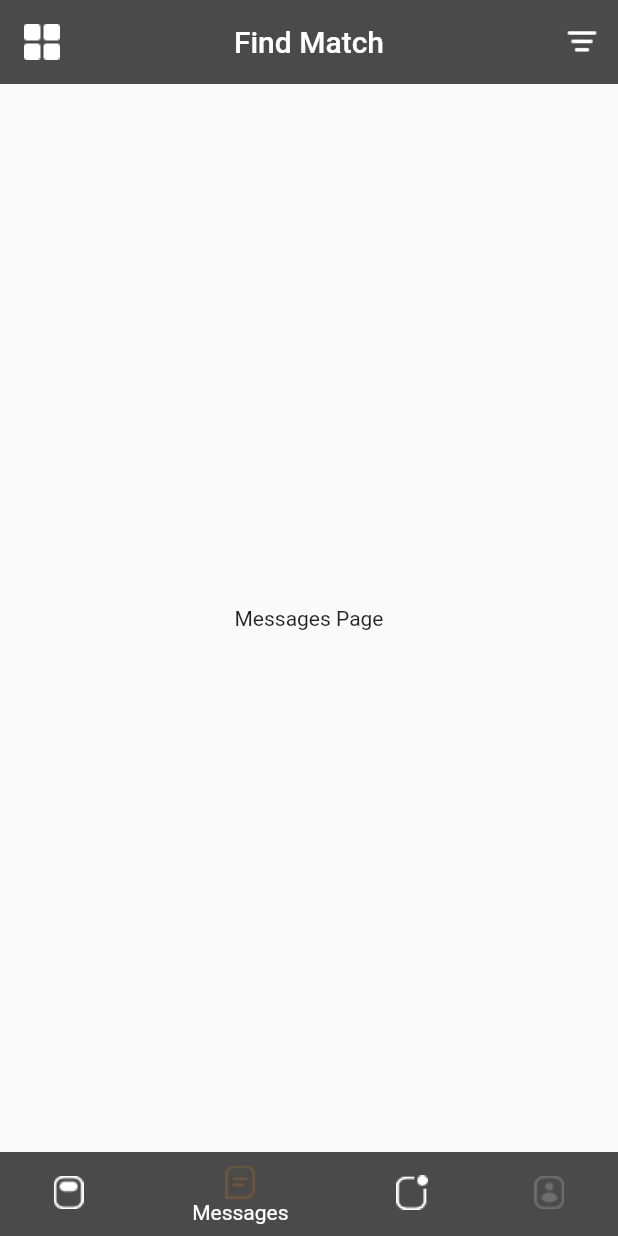
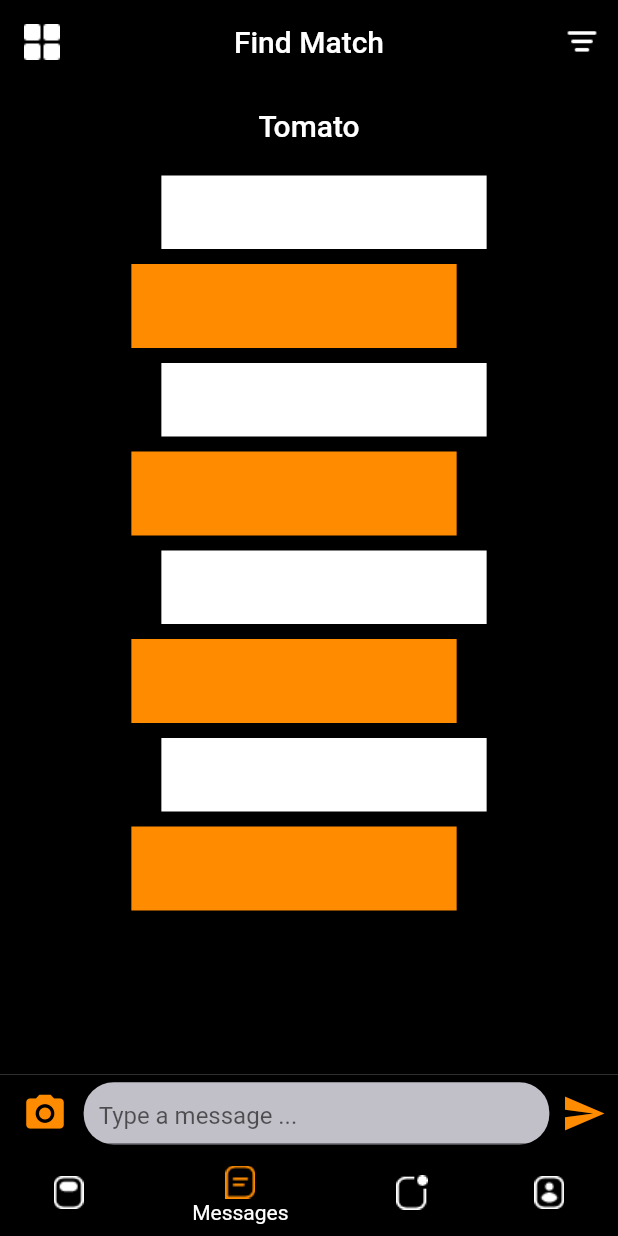
Before and after one commit to tinhpt38/tinder_clone_flutter2, a Flutter app: the screen it shows after launch, item 2 of the bottom bar chosen, on a phone screen of 412 x 824 dp. Run offline on Flutter 3.47's test engine with Material 2 defaults, Android fonts, the phone set to English and light mode, and no system bars; our stand-ins replace tcard.

Commit message:
fix màu thanh nav

```diff
--- a/lib/main.dart
+++ b/lib/main.dart
@@ -6,7 +6,7 @@ import 'package:tinder_clone_flutter2/values/app_color.dart';
 void main() {
   SystemChrome.setSystemUIOverlayStyle(SystemUiOverlayStyle(
     systemNavigationBarColor: AppColors.black, // navigation bar color
-    statusBarColor: AppColors.black, // status bar color
+    statusBarColor: AppColors.white, // status bar color
   ));
   runApp(MyApp());
 }
@@ -15,6 +15,7 @@ class MyApp extends StatelessWidget {
   // This widget is the root of your application.
   @override
   Widget build(BuildContext context) {
+
     return MaterialApp(
       title: 'Tinder',
       debugShowCheckedModeBanner: false,
--- a/lib/pages/home_page.dart
+++ b/lib/pages/home_page.dart
@@ -77,7 +77,6 @@ class _HomePageState extends State<HomePage> with TickerProviderStateMixin {
     "Thea",
     "John",
     "Jack",
-    "Cino"
   ];
 
   @override
--- a/lib/pages/message_page.dart
+++ b/lib/pages/message_page.dart
@@ -1,4 +1,6 @@
 import 'package:flutter/material.dart';
+import 'package:tinder_clone_flutter2/values/app_color.dart';
+import 'package:tinder_clone_flutter2/values/textstyle.dart';
 
 class MessagesPage extends StatefulWidget {
   @override
@@ -6,10 +8,122 @@ class MessagesPage extends StatefulWidget {
 }
 
 class _MessagesPageState extends State<MessagesPage> {
+  Widget friendMessage(String txt) {
+    return Padding(
+      padding: EdgeInsets.only(top: 5, bottom: 5, left: 20),
+      child: Container(
+        width: MediaQuery.of(context).size.width / 1.9,
+        color: AppColors.white,
+        child: Padding(
+          padding: EdgeInsets.only(top: 15, bottom: 15, left: 15),
+          child: Text(
+            txt,
+            style: TxtStyle.smallBlackText,
+          ),
+        ),
+      ),
+    );
+  }
+
+  Widget myMessage(String txt) {
+    return Padding(
+      padding: EdgeInsets.only(top: 5, bottom: 5, right: 20),
+      child: Container(
+        width: MediaQuery.of(context).size.width / 1.9,
+        color: AppColors.activeColor,
+        child: Padding(
+          padding: EdgeInsets.only(top: 15, bottom: 15, left: 15),
+          child: Text(
+            txt,
+            style: TxtStyle.smallWhiteText,
+          ),
+        ),
+      ),
+    );
+  }
+
   @override
   Widget build(BuildContext context) {
-    return Scaffold(
-      body: Container(child: Center(child: Text("Messages Page"))),
+    return SafeArea(
+      child: Scaffold(
+        appBar: AppBar(
+          title: Text('Tomato'),
+          centerTitle: true,
+          backgroundColor: AppColors.black,
+          elevation: 0.0,
+        ),
+        body: Container(
+            color: AppColors.black,
+            width: MediaQuery.of(context).size.width,
+            height: MediaQuery.of(context).size.height,
+            child: SingleChildScrollView(
+              scrollDirection: Axis.vertical,
+              child: Column(
+                // crossAxisAlignment: CrossAxisAlignment.stretch,
+                children: [
+                  friendMessage(''),
+                  myMessage(''),
+                  friendMessage(''),
+                  myMessage(''),
+                  friendMessage(''),
+                  myMessage(''),
+                  friendMessage(''),
+                  myMessage(''),
+                ],
+              ),
+            )),
+        bottomNavigationBar: Container(
+          width: MediaQuery.of(context).size.width,
+          height: MediaQuery.of(context).size.width / 8,
+          color: Colors.black,
+          child: Row(
+            children: [
+              Expanded(
+                // flex: 1,
+                child: Padding(
+                    padding: EdgeInsets.symmetric(horizontal: 15),
+                    child: GestureDetector(
+                        onTap: () {},
+                        child: Icon(
+                          Icons.camera_alt,
+                          color: AppColors.activeColor,
+                          size: 30,
+                        ))),
+              ),
+              Expanded(
+                flex: 7,
+                child: Padding(
+                  padding: EdgeInsets.only(top: 5, bottom: 5, left: 10),
+                  child: Container(
+                    decoration: BoxDecoration(
+                      color: AppColors.grey,
+                      borderRadius: BorderRadius.circular(20),
+                    ),
+                    child: Padding(
+                      padding: EdgeInsets.symmetric(horizontal: 10),
+                      child: TextField(
+                        decoration: InputDecoration(
+                          hintText: 'Type a message \... ',
+                        ),
+                      ),
+                    ),
+                  ),
+                ),
+              ),
+              Expanded(
+                // flex: 1,
+                child: GestureDetector(
+                    onTap: () {},
+                    child: Icon(
+                      Icons.send,
+                      color: AppColors.activeColor,
+                      size: 30,
+                    )),
+              ),
+            ],
+          ),
+        ),
+      ),
     );
   }
 }
--- a/lib/values/app_color.dart
+++ b/lib/values/app_color.dart
@@ -1,12 +1,13 @@
 import 'package:flutter/material.dart';
 
 class AppColors {
-  static final Color black = Color(0xff4A4A4A);
+  static final Color black = Color(0xff000000); //real black
+  // static final Color black = Color(0xff4A4A4A);
   static final Color blue = Color(0xff4A90E2);
   static final Color grey = Color(0xffC1C0C9);
   static final Color red = Color(0xffE21F70);
   static final Color activeColor = Color(0xffFF8C00);
-  static final Color white = Color(0xffffffff);
+  static final Color white = Color(0xffffffff); // real white
   static final Color cyan = Color(0xff12CBC4);
   static final Color yellow = Color(0xffFFC312);
   static final Color violet = Color(0xffD980FA);
--- a/lib/widgets/friend_card.dart
+++ b/lib/widgets/friend_card.dart
@@ -21,7 +21,7 @@ class _FriendCardState extends State<FriendCard> {
             color: AppColors.red
           ),
         ),
-      ),q
+      ),
     );
   }
 }
--- a/lib/widgets/match_noti_card.dart
+++ b/lib/widgets/match_noti_card.dart
@@ -1,5 +1,6 @@
 import 'package:flutter/cupertino.dart';
 import 'package:flutter/material.dart';
+import 'package:tinder_clone_flutter2/pages/message_page.dart';
 import 'package:tinder_clone_flutter2/values/app_color.dart';
 import 'package:tinder_clone_flutter2/values/textstyle.dart';
 
@@ -12,13 +13,25 @@ class _MatchCardState extends State<MatchCard> {
   @override
   Widget build(BuildContext context) {
     return Container(
-      width: MediaQuery.of(context).size.width,
-      height: MediaQuery.of(context).size.height,
+      width: MediaQuery
+          .of(context)
+          .size
+          .width,
+      height: MediaQuery
+          .of(context)
+          .size
+          .height,
       color: AppColors.black,
       child: Center(
         child: Container(
-          height: MediaQuery.of(context).size.height / 1.8,
-          width: MediaQuery.of(context).size.width / 1.2,
+          height: MediaQuery
+              .of(context)
+              .size
+              .height / 1.8,
+          width: MediaQuery
+              .of(context)
+              .size
+              .width / 1.2,
           decoration: BoxDecoration(
               borderRadius: BorderRadius.circular(20), color: AppColors.white),
           child: Column(
@@ -45,7 +58,8 @@ class _MatchCardState extends State<MatchCard> {
                     // color: AppColors.activeColor,
                     child: Column(
                       children: [
-                    Row(mainAxisAlignment: MainAxisAlignment.center, children: [
+                        Row(mainAxisAlignment: MainAxisAlignment.center,
+                            children: [
                               Text(
                                 'Tomato',
                                 style: TxtStyle.bigBlackText,
@@ -61,7 +75,7 @@ class _MatchCardState extends State<MatchCard> {
                         Row(
                             mainAxisAlignment: MainAxisAlignment.center,
                             children: [
-                          Text('o',style: TextStyle(
+                              Text('o', style: TextStyle(
                                   color: AppColors.green
                               ),),
                               SizedBox(width: 5,),
@@ -78,8 +92,19 @@ class _MatchCardState extends State<MatchCard> {
               ),
               Expanded(
                 child: GestureDetector(
+                  onTap: () {
+                    Navigator.push(
+                        context,
+                        MaterialPageRoute(builder: (context)
+                    =>
+                        MessagesPage()
+                    ));
+                  },
                   child: Container(
-                    width: MediaQuery.of(context).size.width / 1.5,
+                    width: MediaQuery
+                        .of(context)
+                        .size
+                        .width / 1.5,
                     decoration: BoxDecoration(
                         borderRadius: BorderRadius.circular(20),
                         color: AppColors.activeColor),
@@ -95,7 +120,7 @@ class _MatchCardState extends State<MatchCard> {
               Expanded(
                 child: Center(
                   child: GestureDetector(
-                    onTap: (){},
+                    onTap: () {},
                     child: Text(
                       'Keep playing',
                       style: TextStyle(
```
Also changed, not shown: assets/images/message_active.png, assets/images/message_deactive.png, assets/images/notifications_active.png, assets/images/profile_deactive.png. Lines whose indentation alone changed are shown as unchanged.
